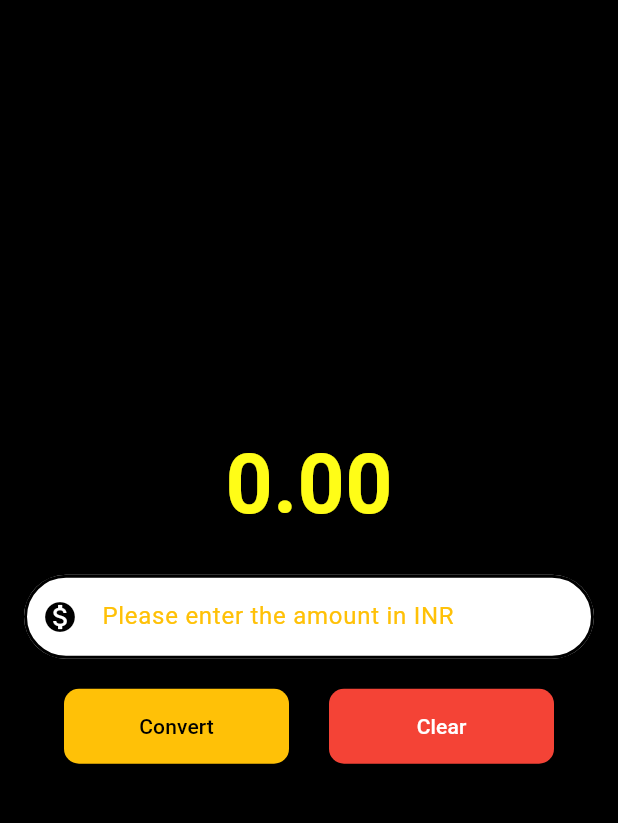
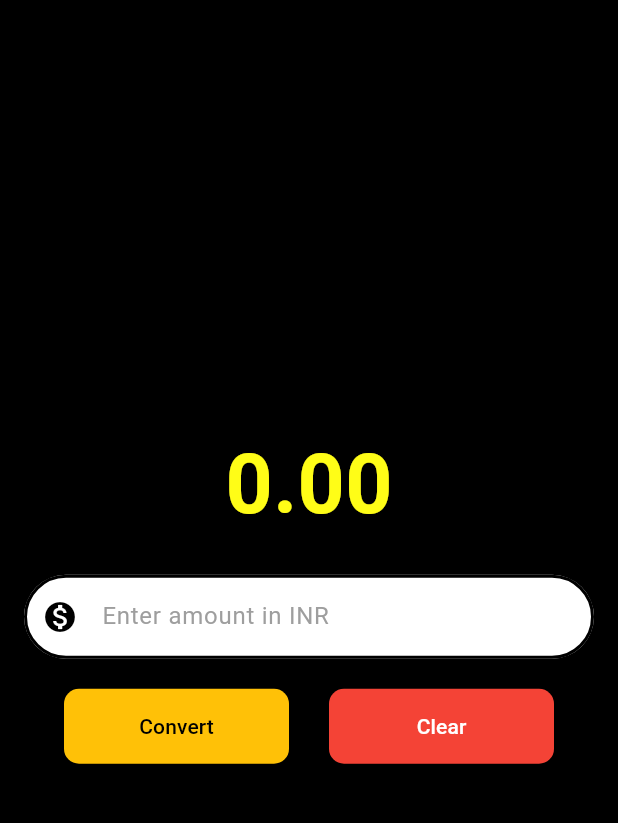
Before and after one commit to nishi-choudhary/CurrencyConverter, a Flutter app: the screen it shows after launch, on a phone screen of 412 x 824 dp, the part 65-888 px from its top. Run offline on Flutter 3.47's test engine with Material 3 defaults, Android fonts, the phone set to English and light mode, and no system bars.

Commit message:
Updated UI for currency converter

```diff
--- a/lib/currency_coverter.dart
+++ b/lib/currency_coverter.dart
@@ -1,4 +1,5 @@
 import 'package:flutter/material.dart';
+import 'package:flutter/services.dart'; // Import for FilteringTextInputFormatter
 
 class CurrencyConverterMaterialPage extends StatefulWidget {
   const CurrencyConverterMaterialPage({super.key});
@@ -89,10 +90,6 @@ class _CurrencyConverterMaterialState extends State<CurrencyConverterMaterialPag
                   hintStyle: const TextStyle(
                     color: Colors.grey, // Placeholder text color
                   ),
-                  labelText: "Please enter the amount in INR",
-                  labelStyle: const TextStyle(
-                    color: Colors.amber,
-                  ),
                   prefixIcon: const Icon(Icons.monetization_on),
                   prefixIconColor: Colors.black,
                   filled: true,
@@ -103,6 +100,9 @@ class _CurrencyConverterMaterialState extends State<CurrencyConverterMaterialPag
                 keyboardType: TextInputType.numberWithOptions(
                   decimal: true, // Ensures numeric keyboard with decimal point
                 ),
+                inputFormatters: [
+                  FilteringTextInputFormatter.allow(RegExp(r'^\d*\.?\d*$')), // Allows only numbers and a decimal point
+                ],
               ),
               const SizedBox(height: 20),
               Row(
```
